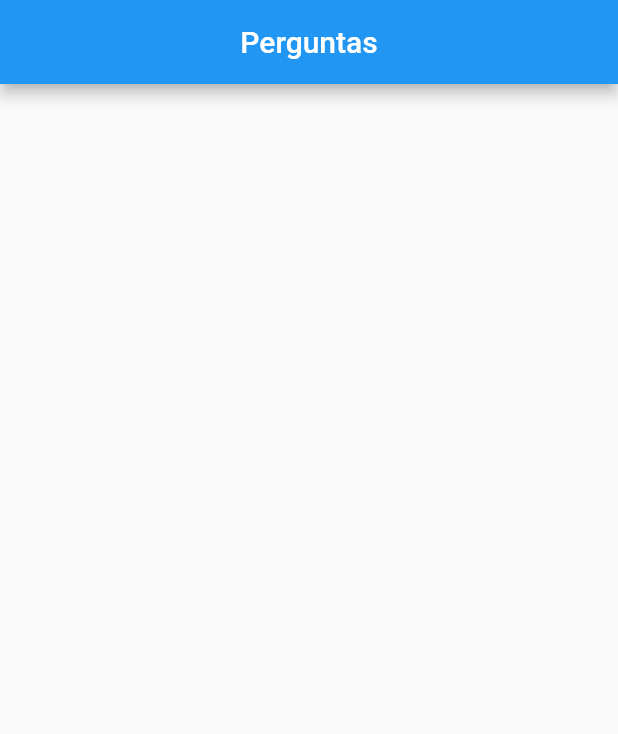
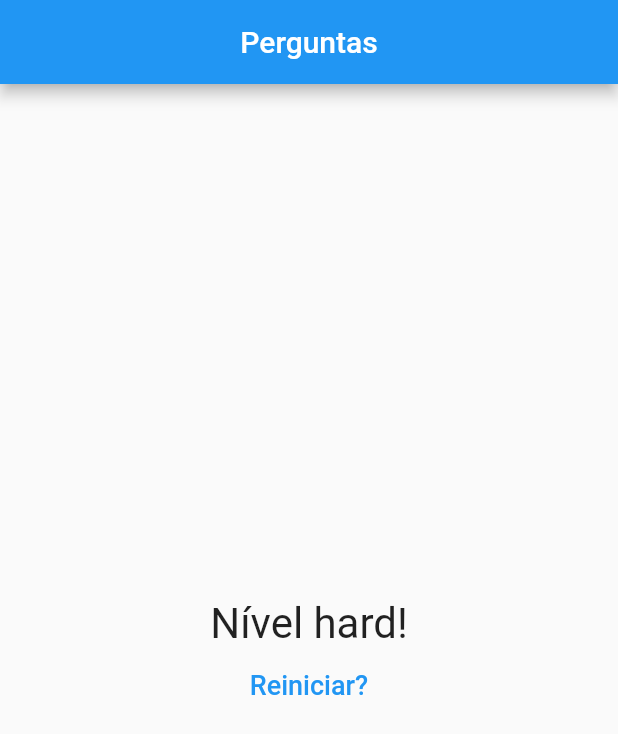
Before and after one commit to AbmaPolaro/app_perguntas_aula, a Flutter app: the screen it shows after launch, after a tap on "Preto", after a tap on "Cobra", after a tap on "Leo", on a phone screen of 412 x 824 dp. Shown: the top 734 px of the screen. Run offline on Flutter 3.47's test engine with Material 2 defaults, Android fonts, the phone set to English and light mode, and no system bars; missing offline and left inert: dart:ffi.

Commit message:
Conclusão do módulo: noções básicas

```diff
--- a/lib/main.dart
+++ b/lib/main.dart
@@ -1,39 +1,65 @@
+import 'resultado.dart';
 import 'package:flutter/material.dart';
-import './questao.dart';
-import './resposta.dart';
+import './questionario.dart';
 
 void main() {
-  runApp(PerguntaApp());
+  runApp(const PerguntaApp());
 }
 
 class PerguntaApp extends StatefulWidget {
+  const PerguntaApp({super.key});
+
   @override
   State<PerguntaApp> createState() => _PerguntaAppState();
 }
 
 class _PerguntaAppState extends State<PerguntaApp> {
   var _perguntaSelecionada = 0;
+  var _notaTotal = 0;
   final _perguntas = const [
     {
       'texto': 'Qual é a sua cor favorita?',
-      'respostas': ['Preto', 'Vermelho', 'Verde', 'Branco'],
+      'respostas': [
+        {'texto': 'Preto', 'nota': 10},
+        {'texto': 'Vermelho', 'nota': 5},
+        {'texto': 'Verde', 'nota': 3},
+        {'texto': 'Branco', 'nota': 1},
+      ],
     },
     {
       'texto': 'Qual é o seu animal favorito?',
-      'respostas': ['Coelho', 'Cobra', 'Elefante', 'Leão'],
+      'respostas': [
+        {'texto': 'Coelho', 'nota': 10},
+        {'texto': 'Cobra', 'nota': 5},
+        {'texto': 'Elefante', 'nota': 3},
+        {'texto': 'Leão', 'nota': 1},
+      ],
     },
     {
       'texto': 'Qual é o seu instrutor favorito?',
-      'respostas': ['Maria', 'João', 'Leo', 'Pedro'],
+      'respostas': [
+        {'texto': 'Maria', 'nota': 10},
+        {'texto': 'João', 'nota': 5},
+        {'texto': 'Leo', 'nota': 3},
+        {'texto': 'Pedro', 'nota': 1},
+      ],
     },
   ];
 
-  void _responder() {
+  void _responder(int nota) {
     if (temPerguntaSelecionada) {
       setState(() {
         _perguntaSelecionada++;
+        _notaTotal += nota;
       });
     }
+  }
+
+  void _reiniciarQuestionario() {
+    setState(() {
+      _perguntaSelecionada = 0;
+      _notaTotal = 0;
+    });
   }
 
   bool get temPerguntaSelecionada {
@@ -42,10 +68,6 @@ class _PerguntaAppState extends State<PerguntaApp> {
 
   @override
   Widget build(BuildContext context) {
-    List<String> respostas = temPerguntaSelecionada
-        ? _perguntas[_perguntaSelecionada].cast()['respostas']
-        : [];
-
     return MaterialApp(
       debugShowCheckedModeBanner: false,
       home: Scaffold(
@@ -54,14 +76,12 @@ class _PerguntaAppState extends State<PerguntaApp> {
           centerTitle: true,
         ),
         body: temPerguntaSelecionada
-            ? Column(
-                children: [
-                  Questao(_perguntas[_perguntaSelecionada]['texto'].toString(),
-                      ['resposta'].toString()),
-                  ...respostas.map((t) => Resposta(t, _responder)).toList(),
-                ],
+            ? Questionario(
+                perguntas: _perguntas,
+                perguntaSelecionada: _perguntaSelecionada,
+                quandoResponder: _responder,
               )
-            : null,
+            : Resultado(_notaTotal, _reiniciarQuestionario),
       ),
     );
   }
--- /dev/null
+++ b/lib/questionario.dart
@@ -0,0 +1,39 @@
+import 'package:flutter/material.dart';
+import './questao.dart';
+import './resposta.dart';
+
+class Questionario extends StatelessWidget {
+  final List<Map<String, Object>> perguntas;
+  final int perguntaSelecionada;
+  final void Function(int) quandoResponder;
+
+  const Questionario({
+    required this.perguntas,
+    required this.perguntaSelecionada,
+    required this.quandoResponder,
+    super.key,
+  });
+
+  bool get temPerguntaSelecionada {
+    return perguntaSelecionada < perguntas.length;
+  }
+
+  @override
+  Widget build(BuildContext context) {
+    List<Map<String, Object>> respostas = temPerguntaSelecionada
+        ? perguntas[perguntaSelecionada]['respostas']
+            as List<Map<String, Object>>
+        : [];
+
+    return Column(
+      children: [
+        Questao(perguntas[perguntaSelecionada]['texto'].toString(),
+            ['resposta'].toString()),
+        ...respostas.map((resp) => Resposta(
+              resp['texto'].toString(),
+              () => quandoResponder(int.parse(resp['nota'].toString())),
+            ))
+      ],
+    );
+  }
+}
--- a/lib/resposta.dart
+++ b/lib/resposta.dart
@@ -1,15 +1,15 @@
-// ignore_for_file: public_member_api_docs, sort_constructors_first
+// ignore_for_file: public_member_api_docs, sort_constructors_first, must_be_immutable
 import 'package:flutter/material.dart';
 
 class Resposta extends StatelessWidget {
   final String texto;
   void Function()? onSelect;
 
-  Resposta(this.texto, this.onSelect);
+  Resposta(this.texto, this.onSelect, {super.key});
 
   @override
   Widget build(BuildContext context) {
-    return Container(
+    return SizedBox(
       width: double.infinity,
       child: ElevatedButton(
         onPressed: onSelect,
@@ -22,4 +22,6 @@ class Resposta extends StatelessWidget {
       ),
     );
   }
+
+  toList() {}
 }
--- /dev/null
+++ b/lib/resultado.dart
@@ -0,0 +1,48 @@
+import 'dart:ffi';
+
+import 'package:flutter/material.dart';
+
+class Resultado extends StatelessWidget {
+  const Resultado(this.nota, this.reiniciarQuestionario, {super.key});
+
+  final int nota;
+  final void Function() reiniciarQuestionario;
+
+  String get fraseResultado {
+    if (nota < 8) {
+      return 'Parabéns!';
+    } else if (nota < 12) {
+      return 'Voçê é bom!';
+    } else if (nota < 16) {
+      return 'Impressionante!';
+    } else {
+      return 'Nível hard!';
+    }
+  }
+
+  @override
+  Widget build(BuildContext context) {
+    return Column(
+      mainAxisAlignment: MainAxisAlignment.center,
+      children: [
+        Center(
+          child: Text(
+            fraseResultado,
+            style: const TextStyle(
+              fontSize: 28,
+            ),
+          ),
+        ),
+        TextButton(
+          onPressed: reiniciarQuestionario,
+          child: const Text(
+            'Reiniciar?',
+            style: TextStyle(
+              fontSize: 18,
+            ),
+          ),
+        ),
+      ],
+    );
+  }
+}
```
Also changed, not shown: 1 other file.
